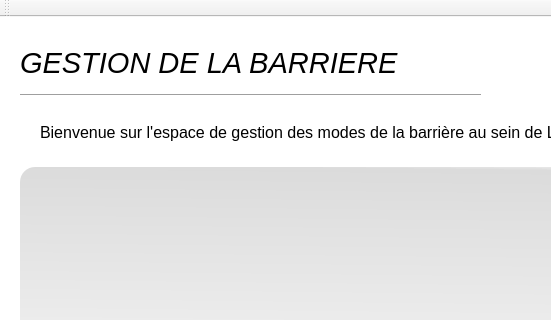
First picture: the form in Process/Process_Barriere/Process_Barriere/Process_Barriere.ui, repository eloiselcr/Gestion-acces-parking, before the edit; both pictures show x 0 to 551 and y 0 to 320 of the 1140 by 694 pixel window.
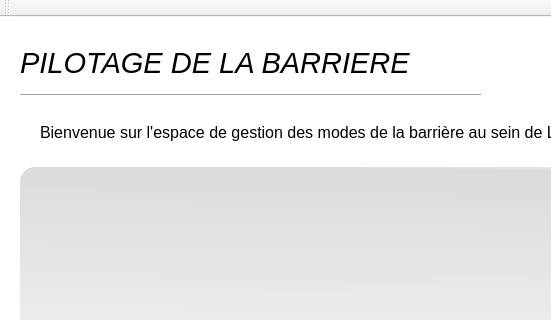
Second picture: the form after the edit. Icons and pictures are not drawn.

What changed in the file:
```diff
--- a/Process/Process_Barriere/Process_Barriere/Process_Barriere.ui
+++ b/Process/Process_Barriere/Process_Barriere/Process_Barriere.ui
@@ -55,7 +55,7 @@
      <string notr="true">font: 75 italic 22pt &quot;MS Sans Serif&quot;;</string>
     </property>
     <property name="text">
-     <string>GESTION DE LA BARRIERE</string>
+     <string>PILOTAGE DE LA BARRIERE</string>
     </property>
    </widget>
    <widget class="Line" name="line_Accueil">
```
